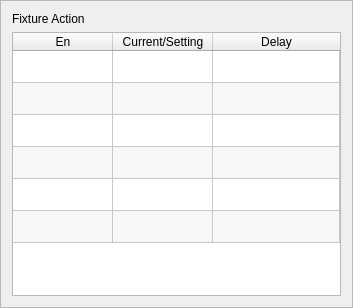
Before: the Qt Designer form hcinstruction/ichcfixturepage.ui in GaussCheng/2-5AxisPunch, drawn with Qt 5.
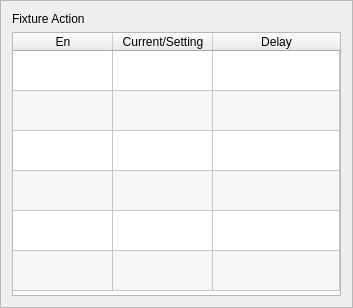
After: the same form once the commit is applied. Icons and pictures are not drawn.

Patch:
```diff
--- a/hcinstruction/ichcfixturepage.ui
+++ b/hcinstruction/ichcfixturepage.ui
@@ -103,10 +103,10 @@
       <bool>false</bool>
      </attribute>
      <attribute name="verticalHeaderDefaultSectionSize">
-      <number>32</number>
+      <number>40</number>
      </attribute>
      <attribute name="verticalHeaderMinimumSectionSize">
-      <number>32</number>
+      <number>40</number>
      </attribute>
      <attribute name="verticalHeaderStretchLastSection">
       <bool>false</bool>
```
